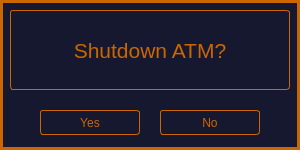
This is lib_gui/initial_screen/exit_widget.ui in v-str/ATM-North-Star as Qt 5 draws it before an edit. The edited form follows.
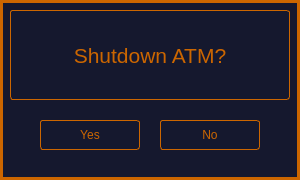
This is the edited form.

The edit to the form file:
```diff
--- a/lib_gui/initial_screen/exit_widget.ui
+++ b/lib_gui/initial_screen/exit_widget.ui
@@ -7,7 +7,7 @@
     <x>0</x>
     <y>0</y>
     <width>300</width>
-    <height>150</height>
+    <height>180</height>
    </rect>
   </property>
   <property name="windowTitle">
@@ -24,9 +24,9 @@
    <property name="geometry">
     <rect>
      <x>40</x>
-     <y>110</y>
+     <y>120</y>
      <width>100</width>
-     <height>25</height>
+     <height>30</height>
     </rect>
    </property>
    <property name="styleSheet">
@@ -52,9 +52,9 @@
    <property name="geometry">
     <rect>
      <x>160</x>
-     <y>110</y>
+     <y>120</y>
      <width>100</width>
-     <height>25</height>
+     <height>30</height>
     </rect>
    </property>
    <property name="styleSheet">
@@ -82,7 +82,7 @@
      <x>10</x>
      <y>10</y>
      <width>280</width>
-     <height>80</height>
+     <height>90</height>
     </rect>
    </property>
    <property name="font">
```
